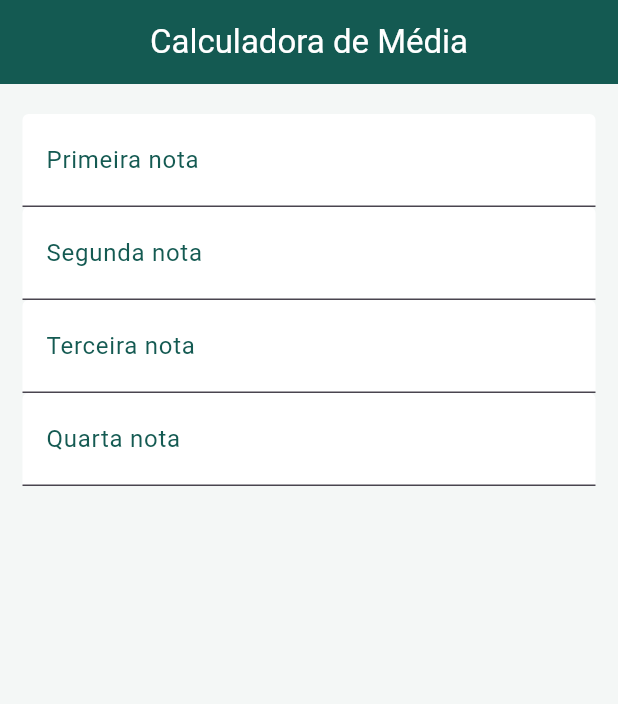
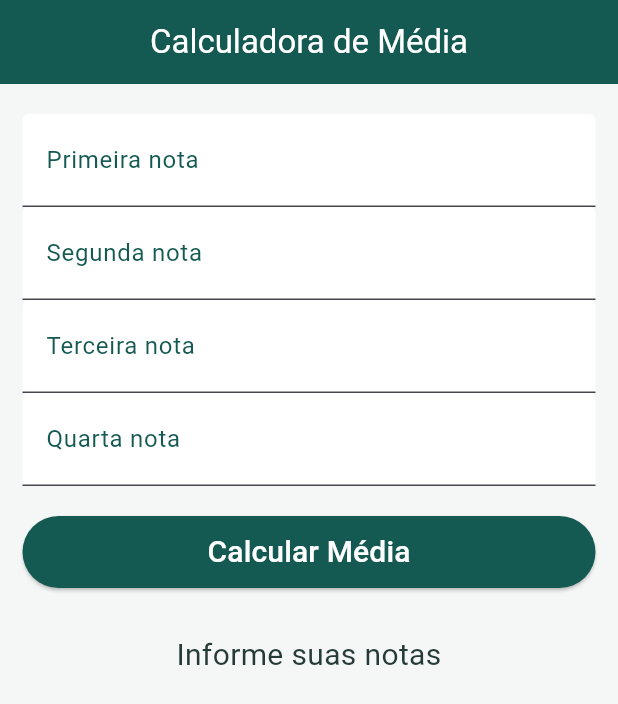
Before and after one commit to GabrieldCarmo/calculador-media, a Flutter app: the screen it shows after launch, on a phone screen of 412 x 824 dp. Shown: the top 704 px of the screen. Run offline on Flutter 3.47's test engine with Material 3 defaults, Android fonts, the phone set to English and light mode, and no system bars.

Commit message:
5 - Adicionando exibição dos resultados

```diff
--- a/lib/main.dart
+++ b/lib/main.dart
@@ -132,6 +132,34 @@ class _HomeState extends State<Home> {
               style: TextStyle(color: Color(0xFF263B38), fontSize: 20.0),
               controller: nota4Controller,
             ),
+            Padding(
+              padding: EdgeInsets.only(top: 20.0, bottom: 10.0),
+              child: Container(
+                height: 48.0,
+                child: ElevatedButton(
+                  onPressed: _calcular,
+                  style: ElevatedButton.styleFrom(
+                    backgroundColor: Color(0xFF145A52),
+                    foregroundColor: Colors.white,
+                  ),
+                  child: Text(
+                    'Calcular Média',
+                    style: TextStyle(fontSize: 20.0),
+                  ),
+                ),
+              ),
+            ),
+            Padding(
+              padding: EdgeInsets.only(top: 20.0),
+              child: Text(
+                _infoText,
+                textAlign: TextAlign.center,
+                style: TextStyle(
+                  color: Color(0xFF263B38),
+                  fontSize: 20.0,
+                ),
+              ),
+            ),
           ],
         ),
       ),
```
